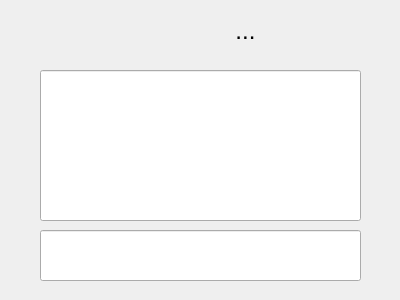
The window that server/chatview.ui (katerinavlasova/Network_Chat) describes before a commit, drawn with Qt 5.
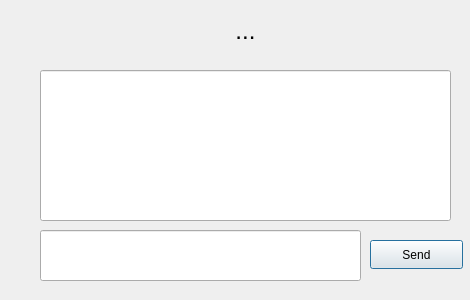
The same window after the commit.

Commit message: sendData in server and client

The edit to the form file:
```diff
--- a/server/chatview.ui
+++ b/server/chatview.ui
@@ -6,7 +6,7 @@
    <rect>
     <x>0</x>
     <y>0</y>
-    <width>400</width>
+    <width>470</width>
     <height>300</height>
    </rect>
   </property>
@@ -54,7 +54,7 @@
     <rect>
      <x>40</x>
      <y>70</y>
-     <width>321</width>
+     <width>411</width>
      <height>151</height>
     </rect>
    </property>
@@ -64,6 +64,19 @@
     </font>
    </property>
   </widget>
+  <widget class="QPushButton" name="sendDataButton">
+   <property name="geometry">
+    <rect>
+     <x>370</x>
+     <y>240</y>
+     <width>93</width>
+     <height>29</height>
+    </rect>
+   </property>
+   <property name="text">
+    <string>Send</string>
+   </property>
+  </widget>
  </widget>
  <resources/>
  <connections/>
```
Left out of the diff: 2 changed lines with no effect on the pictures. The commit also changes 8 other files.
